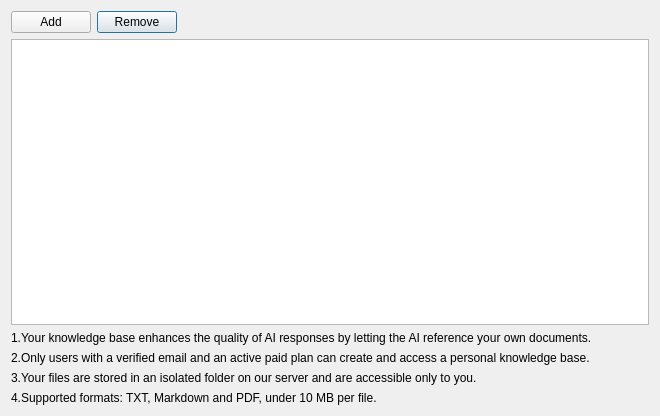
Qt form user_knowledge_dialog.ui (robert6757/qgis-geo-knowledge-ai) before a commit.
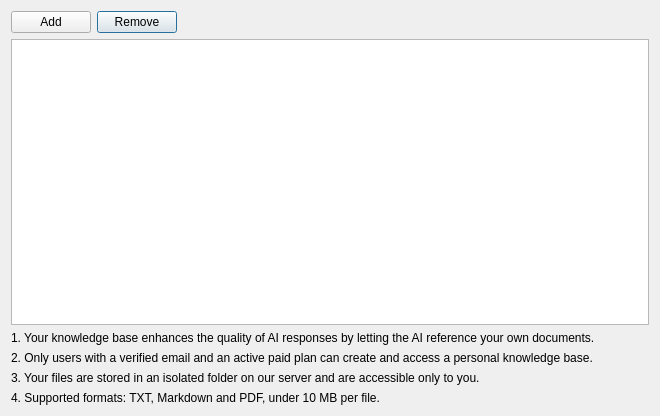
The same form after that commit.

Commit message: Update User Knowledge Dialog refreshing.

```diff
--- a/user_knowledge_dialog.ui
+++ b/user_knowledge_dialog.ui
@@ -17,7 +17,7 @@
    <item row="2" column="0" colspan="3">
     <widget class="QLabel" name="label">
      <property name="text">
-      <string>1.Your knowledge base enhances the quality of AI responses by letting the AI reference your own documents.</string>
+      <string>1. Your knowledge base enhances the quality of AI responses by letting the AI reference your own documents.</string>
      </property>
     </widget>
    </item>
@@ -37,14 +37,14 @@
    <item row="4" column="0" colspan="3">
     <widget class="QLabel" name="label_3">
      <property name="text">
-      <string>3.Your files are stored in an isolated folder on our server and are accessible only to you.</string>
+      <string>3. Your files are stored in an isolated folder on our server and are accessible only to you.</string>
      </property>
     </widget>
    </item>
    <item row="3" column="0" colspan="3">
     <widget class="QLabel" name="label_2">
      <property name="text">
-      <string>2.Only users with a verified email and an active paid plan can create and access a personal knowledge base.</string>
+      <string>2. Only users with a verified email and an active paid plan can create and access a personal knowledge base.</string>
      </property>
     </widget>
    </item>
@@ -68,7 +68,7 @@
    <item row="5" column="0" colspan="3">
     <widget class="QLabel" name="label_4">
      <property name="text">
-      <string>4.Supported formats: TXT, Markdown and PDF, under 10 MB per file.</string>
+      <string>4. Supported formats: TXT, Markdown and PDF, under 10 MB per file.</string>
      </property>
     </widget>
    </item>
```
The commit also changes 2 other files.
